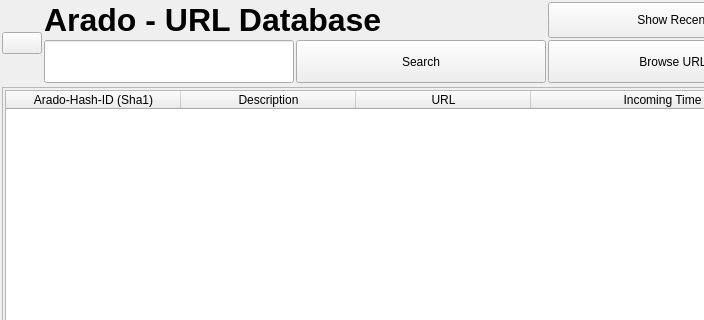
The window that ui/url-display.ui (berndhs/arado) describes before a commit, drawn with Qt 5; both pictures show x 0 to 704 and y 0 to 320 of the 800 by 548 pixel window.
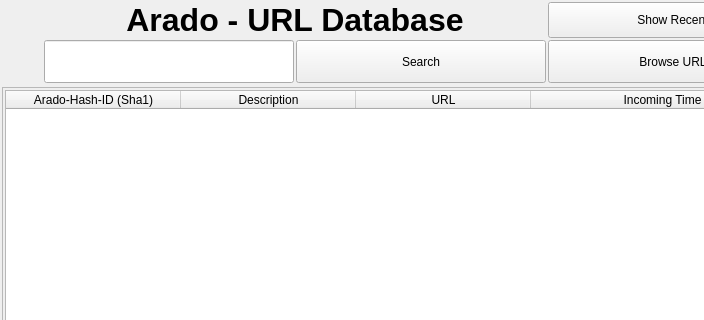
The same window after the commit. Icons and pictures are not drawn.

Commit message: flat arado button.

What changed in the file:
```diff
--- a/ui/url-display.ui
+++ b/ui/url-display.ui
@@ -44,6 +44,9 @@
        <height>90</height>
       </size>
      </property>
+     <property name="flat">
+      <bool>true</bool>
+     </property>
     </widget>
    </item>
    <item row="0" column="1" colspan="2">
@@ -73,6 +76,9 @@
      <property name="text">
       <string>Arado - URL Database</string>
      </property>
+     <property name="alignment">
+      <set>Qt::AlignCenter</set>
+     </property>
     </widget>
    </item>
    <item row="3" column="0" colspan="4">
```
